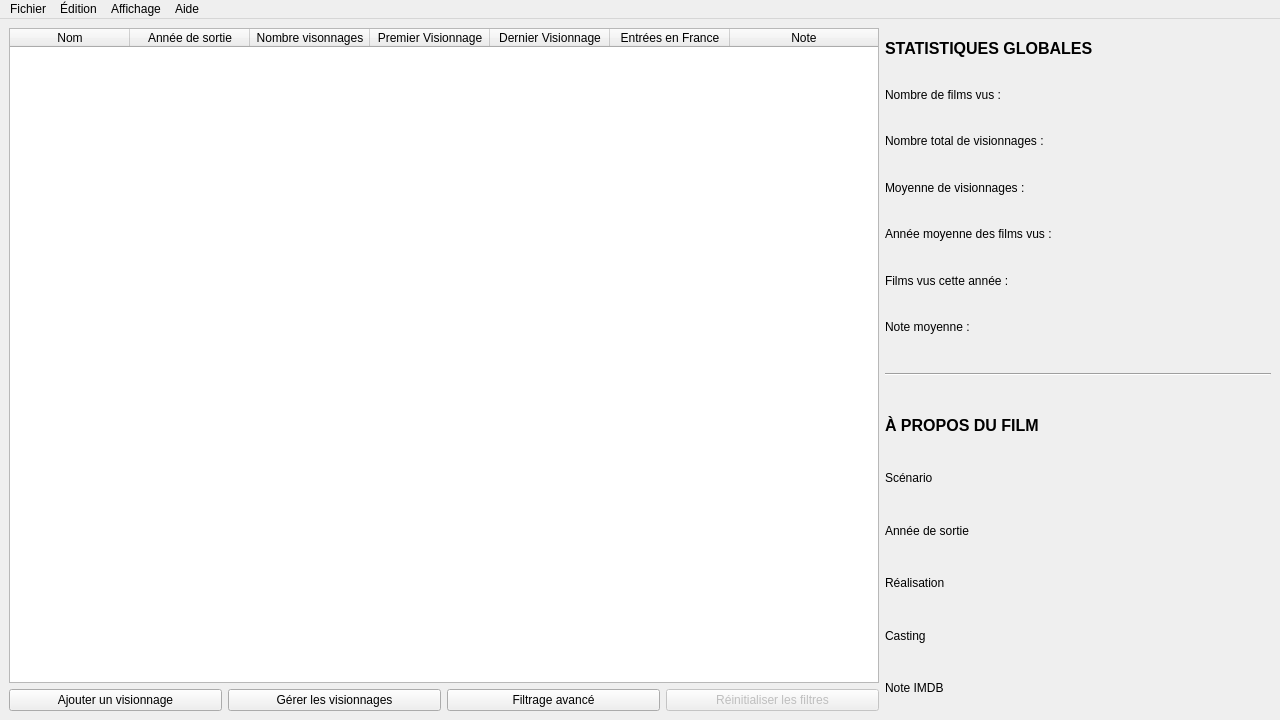
First picture: the form in MainWindow.ui, repository AmbreM71/MovieManager, before the edit.
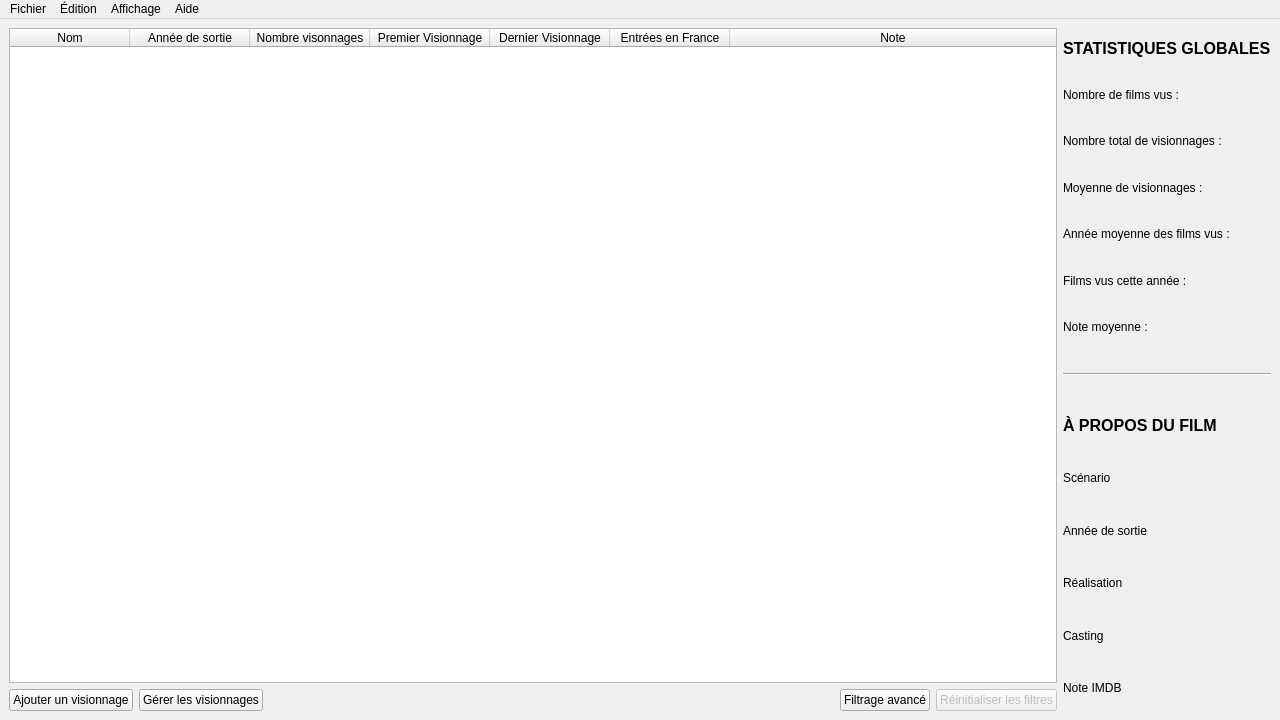
Second picture: the form after the edit.

```diff
--- a/MainWindow.ui
+++ b/MainWindow.ui
@@ -170,6 +170,19 @@
             </property>
            </widget>
           </item>
+          <item>
+           <spacer name="horizontalSpacer">
+            <property name="orientation">
+             <enum>Qt::Horizontal</enum>
+            </property>
+            <property name="sizeHint" stdset="0">
+             <size>
+              <width>40</width>
+              <height>20</height>
+             </size>
+            </property>
+           </spacer>
+          </item>
           <item>
            <widget class="QPushButton" name="AdvancedSearchButton">
             <property name="text">
```
